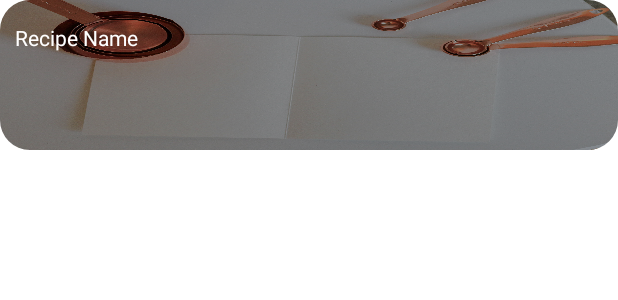
After one commit to AviranBac/RecipeReviews, an Android app: the layout recipe_card_row.xml on its own in the app's theme, with its tools: preview values and no code run, on a phone screen of 412 x 824 dp. The commit adds this screen. Shown: the top 300 px of the screen. Run offline under Robolectric (Android 15) with nearby library versions, the phone set to English and light mode, and no system bars.

Commit message:
feat(mainPageFragment): create main page fragment, recipe row, and connect adapter and recycler view to mock data

```diff
--- a/app/build.gradle
+++ b/app/build.gradle
@@ -26,11 +26,15 @@ android {
         sourceCompatibility JavaVersion.VERSION_1_8
         targetCompatibility JavaVersion.VERSION_1_8
     }
+    buildFeatures {
+        viewBinding true
+    }
 }
 
 dependencies {
-
+    implementation "androidx.swiperefreshlayout:swiperefreshlayout:1.1.0"
     implementation 'androidx.appcompat:appcompat:1.5.1'
+    implementation 'com.squareup.picasso:picasso:2.8'
     implementation 'com.google.android.material:material:1.7.0'
     implementation 'androidx.constraintlayout:constraintlayout:2.1.4'
     testImplementation 'junit:junit:4.13.2'
--- a/app/src/main/AndroidManifest.xml
+++ b/app/src/main/AndroidManifest.xml
@@ -27,4 +27,6 @@
         </activity>
     </application>
 
+    <uses-permission android:name="android.permission.INTERNET" />
+
 </manifest>
--- /dev/null
+++ b/app/src/main/res/drawable/ic_baseline_search_24.xml
@@ -0,0 +1,5 @@
+<vector android:height="24dp" android:tint="#000000"
+    android:viewportHeight="24" android:viewportWidth="24"
+    android:width="24dp" xmlns:android="http://schemas.android.com/apk/res/android">
+    <path android:fillColor="@android:color/white" android:pathData="M15.5,14h-0.79l-0.28,-0.27C15.41,12.59 16,11.11 16,9.5 16,5.91 13.09,3 9.5,3S3,5.91 3,9.5 5.91,16 9.5,16c1.61,0 3.09,-0.59 4.23,-1.57l0.27,0.28v0.79l5,4.99L20.49,19l-4.99,-5zM9.5,14C7.01,14 5,11.99 5,9.5S7.01,5 9.5,5 14,7.01 14,9.5 11.99,14 9.5,14z"/>
+</vector>
--- /dev/null
+++ b/app/src/main/res/layout/recipe_card_row.xml
@@ -0,0 +1,49 @@
+<?xml version="1.0" encoding="utf-8"?>
+<androidx.constraintlayout.widget.ConstraintLayout xmlns:android="http://schemas.android.com/apk/res/android"
+    xmlns:app="http://schemas.android.com/apk/res-auto"
+    xmlns:tools="http://schemas.android.com/tools"
+    android:layout_width="fill_parent"
+    android:layout_marginBottom="10dp"
+    android:layout_height="wrap_content">
+
+    <com.google.android.material.imageview.ShapeableImageView
+        android:id="@+id/card_item_view"
+        android:layout_width="fill_parent"
+        android:layout_height="100dp"
+        android:adjustViewBounds="true"
+        android:minHeight="100dp"
+        android:scaleType="fitXY"
+        app:layout_constraintStart_toStartOf="parent"
+        app:layout_constraintTop_toTopOf="parent"
+        app:shapeAppearanceOverlay="@style/roundCornerImageViewStyle20"
+        app:srcCompat="@drawable/recipe_background"
+        app:tint="#8F8F8F"
+        app:tintMode="multiply">
+
+
+    </com.google.android.material.imageview.ShapeableImageView>
+
+
+    <com.google.android.material.imageview.ShapeableImageView
+        android:id="@+id/recipe_image"
+        android:layout_width="150dp"
+        android:layout_height="70dp"
+        android:layout_marginEnd="10dp"
+        android:scaleType="fitXY"
+        app:layout_constraintBottom_toBottomOf="@+id/card_item_view"
+        app:layout_constraintEnd_toEndOf="parent"
+        app:layout_constraintTop_toTopOf="@+id/card_item_view"
+        app:shapeAppearanceOverlay="@style/roundCornerImageViewStyle20"
+        app:srcCompat="@drawable/transparent" />
+
+    <TextView
+        android:id="@+id/recipe_name_tv"
+        android:layout_width="wrap_content"
+        android:layout_height="wrap_content"
+        android:layout_marginStart="10dp"
+        android:text="@string/recipe_name"
+        android:textColor="?colorPrimary"
+        app:layout_constraintStart_toStartOf="@+id/card_item_view"
+        app:layout_constraintTop_toTopOf="@+id/recipe_image" />
+
+</androidx.constraintlayout.widget.ConstraintLayout>
--- a/app/src/main/res/values/strings.xml
+++ b/app/src/main/res/values/strings.xml
@@ -1,3 +1,6 @@
 <resources>
     <string name="app_name">RecipeReviews</string>
+    <string name="recipe_review">Recipe Review</string>
+    <string name="search">search</string>
+    <string name="recipe_name">Recipe Name</string>
 </resources>
--- /dev/null
+++ b/app/src/main/res/values/styles.xml
@@ -0,0 +1,15 @@
+<?xml version="1.0" encoding="utf-8"?>
+<resources>
+    <style name="roundCornerImageViewStyle20" >
+        <item name="cornerFamily">rounded</item>
+        <item name="cornerSize">20dp</item>
+    </style>
+    <style name="roundCornerImageViewStyle10" >
+        <item name="cornerFamily">rounded</item>
+        <item name="cornerSize">20dp</item>
+    </style>
+    <style name="circleImageViewStyle" >
+        <item name="cornerFamily">rounded</item>
+        <item name="cornerSize">50%</item>
+    </style>
+</resources>
--- a/app/src/main/res/values/themes.xml
+++ b/app/src/main/res/values/themes.xml
@@ -2,15 +2,18 @@
     <!-- Base application theme. -->
     <style name="Theme.RecipeReviews" parent="Theme.MaterialComponents.DayNight.DarkActionBar">
         <!-- Primary brand color. -->
-        <item name="colorPrimary">@color/purple_500</item>
+        <item name="colorPrimary">@color/white</item>
         <item name="colorPrimaryVariant">@color/purple_700</item>
-        <item name="colorOnPrimary">@color/white</item>
+        <item name="colorOnPrimary">@color/black</item>
         <!-- Secondary brand color. -->
         <item name="colorSecondary">@color/teal_200</item>
         <item name="colorSecondaryVariant">@color/teal_700</item>
         <item name="colorOnSecondary">@color/black</item>
         <!-- Status bar color. -->
         <item name="android:statusBarColor">?attr/colorPrimaryVariant</item>
+        <item name="android:textColorPrimary">?attr/colorPrimary</item>
+        <item name="colorSurface">#5e5d5d</item>
+        <item name="colorOnSurface">?attr/colorPrimary</item>
         <!-- Customize your theme here. -->
     </style>
 </resources>
```
Also changed, not shown: app/src/main/java/com/example/recipereviews/MainPageFragment.java (added, +53 -0 lines), app/src/main/java/com/example/recipereviews/MainPageFragmentViewModal.java (added, +16 -0 lines), app/src/main/java/com/example/recipereviews/RecipeRecyclerAdapter.java (added, +88 -0 lines), app/src/main/java/com/example/recipereviews/model/Model.java (added, +44 -0 lines), app/src/main/java/com/example/recipereviews/model/Recipe.java (added, +38 -0 lines), app/src/main/res/layout/activity_main.xml (+9 -7 lines), app/src/main/res/layout/fragment_main_page.xml (added, +52 -0 lines), build.gradle (+7 -0 lines), app/src/main/res/drawable/recipe_background.jpg (added), app/src/main/res/drawable/transparent.png (added).
